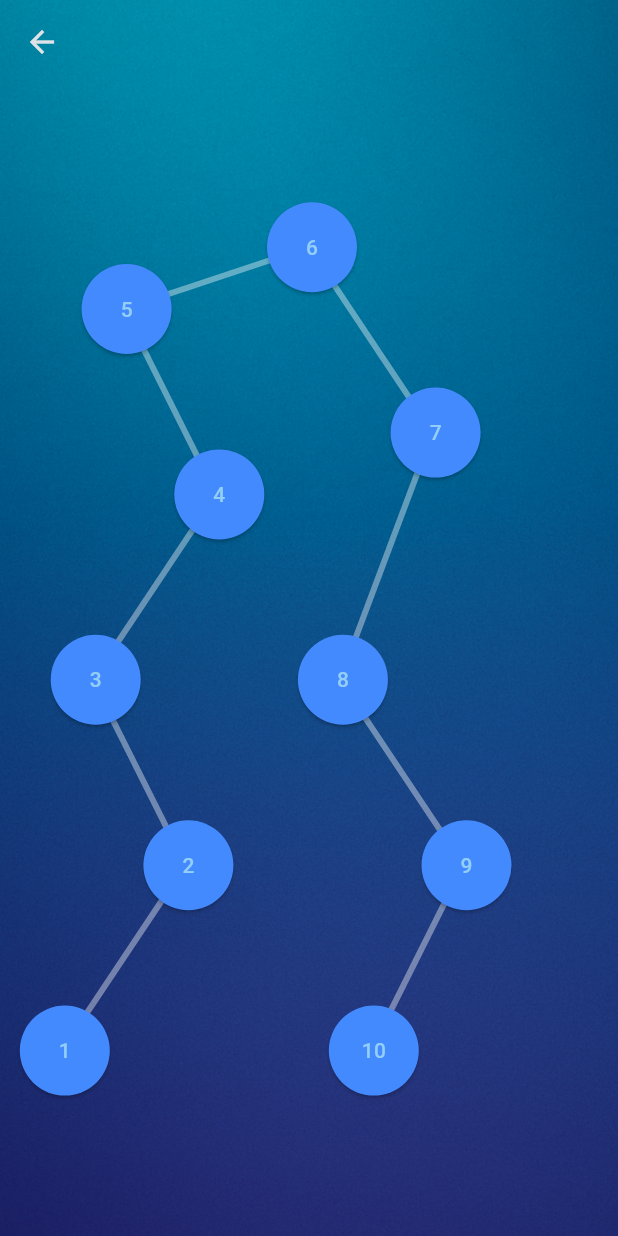
After one commit to frcc24/prisma24, a Flutter app: the screen it shows after launch, after a tap on "Iniciar modo completo", on a phone screen of 412 x 824 dp. The commit adds this screen. Run offline on Flutter 3.47's test engine with Material 3 defaults, Android fonts, the phone set to English and light mode, and no system bars; our stand-ins replace audioplayers, cloud_firestore, equatable, firebase_core, flutter_riverpod, get and 3 more; accounts and stored records are empty.

Commit message:
Add full mode level selection

```diff
--- a/lib/main.dart
+++ b/lib/main.dart
@@ -8,6 +8,7 @@ import 'presentation/pages/prism_game/game_page.dart';
 import 'firebase_options.dart';
 import 'presentation/pages/general_pages/leaderboard_page.dart';
 import 'presentation/pages/general_pages/settings_page.dart';
+import 'presentation/pages/general_pages/full_mode_page.dart';
 import 'presentation/pages/tango_game/tango_board_controller.dart' show TangoBoardController;
 import 'presentation/pages/tango_game/tango_board_page.dart';
 
@@ -42,6 +43,7 @@ class Prisma24App extends StatelessWidget {
       routes: {
         '/':      (_) => const HomePage(),
         '/prism':  (_) => const GamePage(),
+        '/full':   (_) => const FullModePage(),
         '/rank':  (_) => const LeaderboardPage(),
         '/settings': (_) => const SettingsPage(),
         '/tango': (_) => TangoBoardPage(),
--- /dev/null
+++ b/lib/presentation/pages/general_pages/full_mode_page.dart
@@ -0,0 +1,93 @@
+import 'package:flutter/material.dart';
+
+class FullModePage extends StatelessWidget {
+  const FullModePage({super.key});
+
+  static const List<Offset> _relativePoints = [
+    Offset(0.1, 0.85),
+    Offset(0.3, 0.70),
+    Offset(0.15, 0.55),
+    Offset(0.35, 0.40),
+    Offset(0.20, 0.25),
+    Offset(0.50, 0.20),
+    Offset(0.70, 0.35),
+    Offset(0.55, 0.55),
+    Offset(0.75, 0.70),
+    Offset(0.60, 0.85),
+  ];
+
+  @override
+  Widget build(BuildContext context) {
+    return Scaffold(
+      extendBodyBehindAppBar: true,
+      appBar: AppBar(
+        backgroundColor: Colors.transparent,
+        elevation: 0,
+        leading: IconButton(
+          icon: const Icon(Icons.arrow_back),
+          onPressed: () => Navigator.pop(context),
+        ),
+      ),
+      body: Container(
+        decoration: const BoxDecoration(
+          image: DecorationImage(
+            image: AssetImage('assets/images/ui/bg_gradient.png'),
+            fit: BoxFit.cover,
+          ),
+        ),
+        child: LayoutBuilder(
+          builder: (context, constraints) {
+            final points = _relativePoints
+                .map((p) => Offset(p.dx * constraints.maxWidth,
+                    p.dy * constraints.maxHeight))
+                .toList();
+            return Stack(
+              children: [
+                CustomPaint(
+                  size: Size(constraints.maxWidth, constraints.maxHeight),
+                  painter: _PathPainter(points),
+                ),
+                for (int i = 0; i < points.length; i++)
+                  Positioned(
+                    left: points[i].dx - 30,
+                    top: points[i].dy - 30,
+                    child: ElevatedButton(
+                      style: ElevatedButton.styleFrom(
+                        backgroundColor: Colors.blueAccent,
+                        shape: const CircleBorder(),
+                        padding: const EdgeInsets.all(20),
+                      ),
+                      onPressed: () {},
+                      child: Text('${i + 1}'),
+                    ),
+                  ),
+              ],
+            );
+          },
+        ),
+      ),
+    );
+  }
+}
+
+class _PathPainter extends CustomPainter {
+  final List<Offset> points;
+  _PathPainter(this.points);
+
+  @override
+  void paint(Canvas canvas, Size size) {
+    if (points.length < 2) return;
+    final paint = Paint()
+      ..color = Colors.white38
+      ..strokeWidth = 4
+      ..style = PaintingStyle.stroke;
+    final path = Path()..moveTo(points.first.dx, points.first.dy);
+    for (final p in points.skip(1)) {
+      path.lineTo(p.dx, p.dy);
+    }
+    canvas.drawPath(path, paint);
+  }
+
+  @override
+  bool shouldRepaint(covariant CustomPainter oldDelegate) => false;
+}
--- a/lib/presentation/pages/general_pages/home_page.dart
+++ b/lib/presentation/pages/general_pages/home_page.dart
@@ -45,11 +45,17 @@ class HomePage extends StatelessWidget {
                 icon: Icons.play_arrow,
                 onTap: () => Navigator.pushNamed(context, '/prism'),
               ),
-               _MenuButton(
+              _MenuButton(
                 color: Colors.lightGreen,
                 label: 'Iniciar jogo Tango',
                 icon: Icons.play_arrow,
                 onTap: () => Navigator.pushNamed(context, '/tango'),
+              ),
+              _MenuButton(
+                color: Colors.purpleAccent,
+                label: 'Iniciar modo completo',
+                icon: Icons.map,
+                onTap: () => Navigator.pushNamed(context, '/full'),
               ),
               _MenuButton(
                 color: Colors.blue,
```
